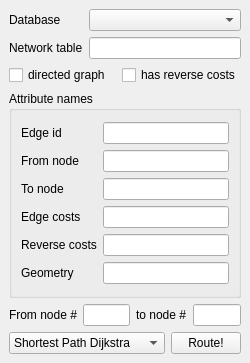
Old version of the form ui_pgRoutingLayer.ui in the repository anitagraser/pgRoutingLayer.
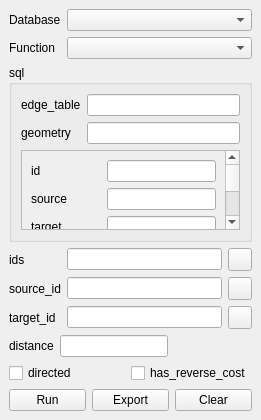
New version of the form. Icons and pictures are not drawn.

Diff of the .ui file:
```diff
--- a/ui_pgRoutingLayer.ui
+++ b/ui_pgRoutingLayer.ui
@@ -6,8 +6,8 @@
    <rect>
     <x>0</x>
     <y>0</y>
-    <width>250</width>
-    <height>363</height>
+    <width>242</width>
+    <height>420</height>
    </rect>
   </property>
   <property name="windowTitle">
@@ -16,9 +16,15 @@
   <widget class="QWidget" name="dockWidgetContents">
    <layout class="QVBoxLayout" name="verticalLayout">
     <item>
-     <layout class="QGridLayout" name="gridLayout_3">
-      <item row="1" column="0">
-       <widget class="QLabel" name="label">
+     <layout class="QGridLayout" name="gridLayoutBase">
+      <item row="0" column="0">
+       <widget class="QLabel" name="labelConnections">
+        <property name="sizePolicy">
+         <sizepolicy hsizetype="Minimum" vsizetype="Preferred">
+          <horstretch>0</horstretch>
+          <verstretch>0</verstretch>
+         </sizepolicy>
+        </property>
         <property name="locale">
          <locale language="English" country="UnitedStates"/>
         </property>
@@ -27,61 +33,82 @@
         </property>
        </widget>
       </item>
-      <item row="1" column="1">
+      <item row="0" column="2">
        <widget class="QComboBox" name="comboConnections">
         <property name="sizePolicy">
-         <sizepolicy hsizetype="Minimum" vsizetype="Fixed">
+         <sizepolicy hsizetype="Expanding" vsizetype="Fixed">
           <horstretch>0</horstretch>
           <verstretch>0</verstretch>
          </sizepolicy>
         </property>
+        <property name="minimumSize">
+         <size>
+          <width>0</width>
+          <height>0</height>
+         </size>
+        </property>
         <property name="locale">
          <locale language="English" country="UnitedStates"/>
         </property>
        </widget>
       </item>
-      <item row="2" column="0">
-       <widget class="QLabel" name="label_2">
-        <property name="locale">
-         <locale language="English" country="UnitedStates"/>
+      <item row="1" column="0">
+       <widget class="QLabel" name="labelFunction">
+        <property name="sizePolicy">
+         <sizepolicy hsizetype="Minimum" vsizetype="Preferred">
+          <horstretch>0</horstretch>
+          <verstretch>0</verstretch>
+         </sizepolicy>
         </property>
         <property name="text">
-         <string>Network table</string>
+         <string>Function</string>
         </property>
        </widget>
       </item>
-      <item row="2" column="1">
-       <widget class="QLineEdit" name="lineEditTable">
-        <property name="toolTip">
-         <string>name of the table containing the routable network</string>
+      <item row="1" column="2">
+       <widget class="QComboBox" name="comboBoxFunction">
+        <property name="enabled">
+         <bool>true</bool>
         </property>
-        <property name="locale">
-         <locale language="English" country="UnitedStates"/>
+        <property name="sizePolicy">
+         <sizepolicy hsizetype="Expanding" vsizetype="Fixed">
+          <horstretch>0</horstretch>
+          <verstretch>0</verstretch>
+         </sizepolicy>
         </property>
-       </widget>
-      </item>
-     </layout>
+        <property name="currentIndex">
+         <number>-1</number>
+        </property>
+        <item>
+         <property name="text">
+          <string>shortest_path</string>
+         </property>
+        </item>
+        <item>
+         <property name="text">
+          <string>shortest_path_astar</string>
+         </property>
     </item>
     <item>
-     <layout class="QHBoxLayout" name="horizontalLayout_3">
-      <item>
-       <widget class="QCheckBox" name="checkBoxDirected">
-        <property name="toolTip">
-         <string>tick if the graph is directed</string>
-        </property>
+         <property name="text">
+          <string>shortest_path_shooting_star</string>
+         </property>
+        </item>
+        <item>
         <property name="text">
-         <string>directed graph</string>
-        </property>
-       </widget>
+          <string>driving_distance</string>
+         </property>
       </item>
       <item>
-       <widget class="QCheckBox" name="checkBoxReverse">
-        <property name="toolTip">
-         <string>if ticked, reverse cost will be used for the cost of the traversal of the edge in the opposite direction</string>
-        </property>
+         <property name="text">
+          <string>alphashape</string>
+         </property>
+        </item>
+        <item>
         <property name="text">
-         <string>has reverse costs</string>
-        </property>
+          <string>tsp</string>
+         </property>
+        </item>
        </widget>
       </item>
      </layout>
@@ -92,7 +119,7 @@
        <locale language="English" country="UnitedStates"/>
       </property>
       <property name="title">
-       <string>Attribute names</string>
+       <string>sql</string>
       </property>
       <layout class="QVBoxLayout" name="verticalLayout_2">
        <item>
@@ -103,12 +130,68 @@
             <locale language="English" country="UnitedStates"/>
            </property>
            <property name="text">
-            <string>Edge id</string>
+            <string>edge_table</string>
            </property>
           </widget>
          </item>
          <item row="0" column="1">
-          <widget class="QLineEdit" name="lineEditEdgeId">
+          <widget class="QLineEdit" name="lineEditTable">
+           <property name="toolTip">
+            <string>name of the table containing the routable network</string>
+           </property>
+           <property name="locale">
+            <locale language="English" country="UnitedStates"/>
+           </property>
+          </widget>
+         </item>
+         <item row="1" column="0">
+          <widget class="QLabel" name="labelGeometry">
+           <property name="locale">
+            <locale language="English" country="UnitedStates"/>
+           </property>
+           <property name="text">
+            <string>geometry</string>
+           </property>
+          </widget>
+         </item>
+         <item row="1" column="1">
+          <widget class="QLineEdit" name="lineEditGeometry">
+           <property name="toolTip">
+            <string>name of the geometry column in network table</string>
+           </property>
+          </widget>
+         </item>
+        </layout>
+       </item>
+       <item>
+        <widget class="QScrollArea" name="scrollAreaColumns">
+         <property name="widgetResizable">
+          <bool>true</bool>
+         </property>
+         <widget class="QWidget" name="scrollAreaWidgetContents_2">
+          <property name="geometry">
+           <rect>
+            <x>0</x>
+            <y>0</y>
+            <width>185</width>
+            <height>300</height>
+           </rect>
+          </property>
+          <layout class="QGridLayout" name="gridLayout_2">
+           <item row="0" column="0">
+            <layout class="QGridLayout" name="gridLayoutColumns">
+             <item row="0" column="0">
+              <widget class="QLabel" name="labelId">
+               <property name="locale">
+                <locale language="English" country="UnitedStates"/>
+               </property>
+               <property name="text">
+                <string>id</string>
+               </property>
+              </widget>
+             </item>
+             <item row="0" column="1">
+              <widget class="QLineEdit" name="lineEditId">
            <property name="toolTip">
             <string>identifier of the edge</string>
            </property>
@@ -118,17 +201,17 @@
           </widget>
          </item>
          <item row="1" column="0">
-          <widget class="QLabel" name="label_4">
+              <widget class="QLabel" name="labelSource">
            <property name="locale">
             <locale language="English" country="UnitedStates"/>
            </property>
            <property name="text">
-            <string>From node</string>
+                <string>source</string>
            </property>
           </widget>
          </item>
          <item row="1" column="1">
-          <widget class="QLineEdit" name="lineEditFromNode">
+              <widget class="QLineEdit" name="lineEditSource">
            <property name="toolTip">
             <string>name of the source node column</string>
            </property>
@@ -138,17 +221,17 @@
           </widget>
          </item>
          <item row="2" column="0">
-          <widget class="QLabel" name="label_5">
+              <widget class="QLabel" name="labelTarget">
            <property name="locale">
             <locale language="English" country="UnitedStates"/>
            </property>
            <property name="text">
-            <string>To node</string>
+                <string>target</string>
            </property>
           </widget>
          </item>
          <item row="2" column="1">
-          <widget class="QLineEdit" name="lineEditToNode">
+              <widget class="QLineEdit" name="lineEditTarget">
            <property name="toolTip">
             <string>name of the target node column</string>
            </property>
@@ -158,12 +241,12 @@
           </widget>
          </item>
          <item row="3" column="0">
-          <widget class="QLabel" name="label_6">
+              <widget class="QLabel" name="labelCost">
            <property name="locale">
             <locale language="English" country="UnitedStates"/>
            </property>
            <property name="text">
-            <string>Edge costs</string>
+                <string>cost</string>
            </property>
           </widget>
          </item>
@@ -177,23 +260,6 @@
            </property>
           </widget>
          </item>
-         <item row="5" column="0">
-          <widget class="QLabel" name="label_7">
-           <property name="locale">
-            <locale language="English" country="UnitedStates"/>
-           </property>
-           <property name="text">
-            <string>Geometry</string>
-           </property>
-          </widget>
-         </item>
-         <item row="5" column="1">
-          <widget class="QLineEdit" name="lineEditGeometry">
-           <property name="toolTip">
-            <string>name of the geometry column in network table</string>
-           </property>
-          </widget>
-         </item>
          <item row="4" column="1">
           <widget class="QLineEdit" name="lineEditReverseCost">
            <property name="toolTip">
@@ -202,51 +268,105 @@
           </widget>
          </item>
          <item row="4" column="0">
-          <widget class="QLabel" name="label_10">
+              <widget class="QLabel" name="labelReverseCost">
            <property name="text">
-            <string>Reverse costs</string>
+                <string>reverse_cost</string>
            </property>
           </widget>
          </item>
-        </layout>
-       </item>
-      </layout>
-     </widget>
-    </item>
-    <item>
-     <layout class="QHBoxLayout" name="horizontalLayout">
-      <item>
-       <widget class="QLabel" name="label_8">
-        <property name="locale">
-         <locale language="English" country="UnitedStates"/>
-        </property>
+             <item row="5" column="0">
+              <widget class="QLabel" name="labelX1">
+               <property name="text">
+                <string>x1</string>
+               </property>
+              </widget>
+             </item>
+             <item row="5" column="1">
+              <widget class="QLineEdit" name="lineEditX1"/>
+             </item>
+             <item row="6" column="0">
+              <widget class="QLabel" name="labelY1">
+               <property name="text">
+                <string>y1</string>
+               </property>
+              </widget>
+             </item>
+             <item row="7" column="0">
+              <widget class="QLabel" name="labelX2">
+               <property name="text">
+                <string>x2</string>
+               </property>
+              </widget>
+             </item>
+             <item row="8" column="0">
+              <widget class="QLabel" name="labelY2">
         <property name="text">
-         <string>From node #</string>
+                <string>y2</string>
         </property>
        </widget>
       </item>
-      <item>
-       <widget class="QLineEdit" name="lineEditFromNodeId">
-        <property name="toolTip">
-         <string>id of the start node</string>
-        </property>
+             <item row="9" column="0">
+              <widget class="QLabel" name="labelRule">
+               <property name="text">
+                <string>rule</string>
+               </property>
+              </widget>
+             </item>
+             <item row="10" column="0">
+              <widget class="QLabel" name="labelToCost">
+               <property name="text">
+                <string>to_cost</string>
+               </property>
+              </widget>
+             </item>
+             <item row="6" column="1">
+              <widget class="QLineEdit" name="lineEditY1"/>
+             </item>
+             <item row="7" column="1">
+              <widget class="QLineEdit" name="lineEditX2"/>
+             </item>
+             <item row="8" column="1">
+              <widget class="QLineEdit" name="lineEditY2"/>
+             </item>
+             <item row="9" column="1">
+              <widget class="QLineEdit" name="lineEditRule"/>
+             </item>
+             <item row="10" column="1">
+              <widget class="QLineEdit" name="lineEditToCost"/>
+             </item>
+            </layout>
+           </item>
+          </layout>
+         </widget>
+        </widget>
+       </item>
+      </layout>
+     </widget>
+    </item>
+    <item>
+     <layout class="QGridLayout" name="gridLayoutIds">
+      <item row="1" column="0">
+       <widget class="QLabel" name="labelSourceId">
         <property name="locale">
          <locale language="English" country="UnitedStates"/>
         </property>
+        <property name="text">
+         <string>source_id</string>
+        </property>
        </widget>
       </item>
-      <item>
-       <widget class="QLabel" name="label_9">
+      <item row="2" column="0">
+       <widget class="QLabel" name="labelTargetId">
         <property name="locale">
          <locale language="English" country="UnitedStates"/>
         </property>
         <property name="text">
-         <string>to node #</string>
+         <string>target_id</string>
         </property>
        </widget>
       </item>
-      <item>
-       <widget class="QLineEdit" name="lineEditToNodeId">
+      <item row="2" column="1">
+       <widget class="QLineEdit" name="lineEditTargetId">
         <property name="toolTip">
          <string>id of the end node</string>
         </property>
@@ -255,24 +375,134 @@
         </property>
        </widget>
       </item>
+      <item row="1" column="1">
+       <widget class="QLineEdit" name="lineEditSourceId">
+        <property name="toolTip">
+         <string>id of the start node</string>
+        </property>
+        <property name="locale">
+         <locale language="English" country="UnitedStates"/>
+        </property>
+       </widget>
+      </item>
+      <item row="1" column="2">
+       <widget class="QToolButton" name="buttonSourceId">
+        <property name="text">
+         <string/>
+        </property>
+        <property name="icon">
+         <iconset>
+          <normaloff>add.png</normaloff>add.png</iconset>
+        </property>
+        <property name="checkable">
+         <bool>true</bool>
+        </property>
+       </widget>
+      </item>
+      <item row="2" column="2">
+       <widget class="QToolButton" name="buttonTargetId">
+        <property name="text">
+         <string/>
+        </property>
+        <property name="icon">
+         <iconset>
+          <normaloff>add.png</normaloff>add.png</iconset>
+        </property>
+        <property name="checkable">
+         <bool>true</bool>
+        </property>
+       </widget>
+      </item>
+      <item row="0" column="0">
+       <widget class="QLabel" name="labelIds">
+        <property name="text">
+         <string>ids</string>
+        </property>
+       </widget>
+      </item>
+      <item row="0" column="1">
+       <widget class="QLineEdit" name="lineEditIds"/>
+      </item>
+      <item row="0" column="2">
+       <widget class="QToolButton" name="buttonIds">
+        <property name="text">
+         <string/>
+        </property>
+        <property name="icon">
+         <iconset>
+          <normaloff>add.png</normaloff>add.png</iconset>
+        </property>
+       </widget>
+      </item>
      </layout>
     </item>
     <item>
      <layout class="QHBoxLayout" name="horizontalLayout_2">
       <item>
-       <widget class="QComboBox" name="comboBoxRoutingMethod">
+       <widget class="QLabel" name="labelDistance">
+        <property name="text">
+         <string>distance</string>
+        </property>
+       </widget>
+      </item>
         <item>
+       <widget class="QLineEdit" name="lineEditDistance"/>
+      </item>
+      <item>
+       <spacer name="horizontalSpacer">
+        <property name="orientation">
+         <enum>Qt::Horizontal</enum>
+        </property>
+        <property name="sizeHint" stdset="0">
+         <size>
+          <width>40</width>
+          <height>20</height>
+         </size>
+        </property>
+       </spacer>
+      </item>
+     </layout>
+    </item>
+    <item>
+     <layout class="QHBoxLayout" name="horizontalLayoutOption1">
+      <item>
+       <widget class="QCheckBox" name="checkBoxDirected">
+        <property name="toolTip">
+         <string>tick if the graph is directed</string>
+        </property>
          <property name="text">
-          <string>Shortest Path Dijkstra</string>
-         </property>
-        </item>
+         <string>directed</string>
+        </property>
+       </widget>
+      </item>
+      <item>
+       <widget class="QCheckBox" name="checkBoxHasReverseCost">
+        <property name="toolTip">
+         <string>if ticked, reverse cost will be used for the cost of the traversal of the edge in the opposite direction</string>
+        </property>
+        <property name="text">
+         <string>has_reverse_cost</string>
+        </property>
        </widget>
       </item>
+     </layout>
+    </item>
+    <item>
+     <layout class="QHBoxLayout" name="horizontalLayoutCommands">
+      <property name="rightMargin">
+       <number>0</number>
+      </property>
       <item>
        <widget class="QPushButton" name="buttonRun">
-        <property name="maximumSize">
+        <property name="minimumSize">
          <size>
           <width>70</width>
+          <height>0</height>
+         </size>
+        </property>
+        <property name="maximumSize">
+         <size>
+          <width>16777215</width>
           <height>16777215</height>
          </size>
         </property>
@@ -280,13 +510,57 @@
          <locale language="English" country="UnitedStates"/>
         </property>
         <property name="text">
-         <string>Route!</string>
+         <string>Run</string>
         </property>
         <property name="flat">
          <bool>false</bool>
         </property>
        </widget>
       </item>
+      <item>
+       <widget class="QPushButton" name="buttonExport">
+        <property name="sizePolicy">
+         <sizepolicy hsizetype="Minimum" vsizetype="Fixed">
+          <horstretch>0</horstretch>
+          <verstretch>0</verstretch>
+         </sizepolicy>
+        </property>
+        <property name="minimumSize">
+         <size>
+          <width>70</width>
+          <height>0</height>
+         </size>
+        </property>
+        <property name="maximumSize">
+         <size>
+          <width>16777215</width>
+          <height>16777215</height>
+         </size>
+        </property>
+        <property name="text">
+         <string>Export</string>
+        </property>
+       </widget>
+      </item>
+      <item>
+       <widget class="QPushButton" name="buttonClear">
+        <property name="minimumSize">
+         <size>
+          <width>70</width>
+          <height>0</height>
+         </size>
+        </property>
+        <property name="maximumSize">
+         <size>
+          <width>16777215</width>
+          <height>16777215</height>
+         </size>
+        </property>
+        <property name="text">
+         <string>Clear</string>
+        </property>
+       </widget>
+      </item>
      </layout>
     </item>
    </layout>
```
Left out of the diff: 42 changed lines with no effect on the pictures. Lines whose indentation alone changed are shown as unchanged.
